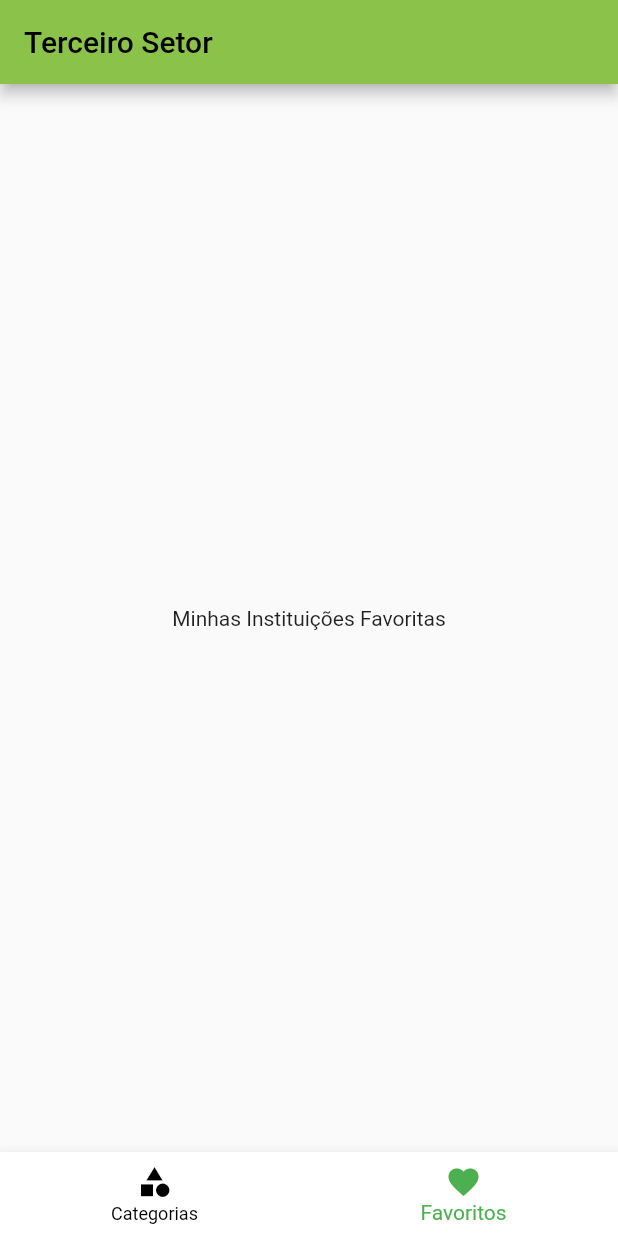
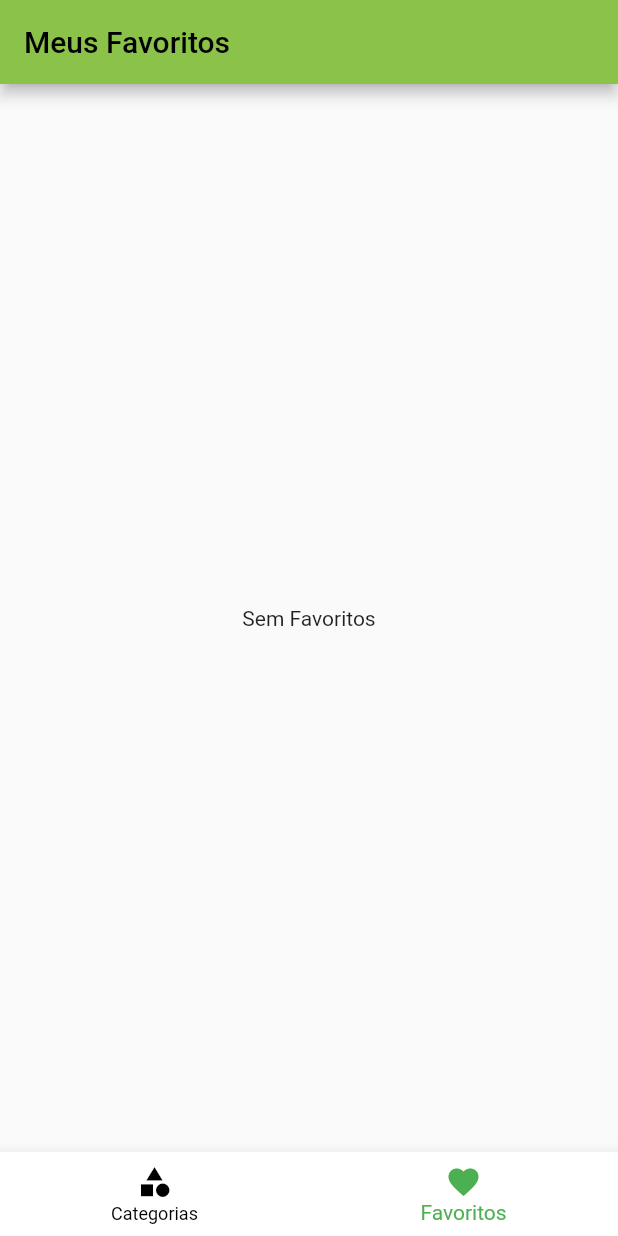
Before and after one commit to gabrielcastroo/appFlutterPDM, a Flutter app: the screen it shows after launch, item 2 of the bottom bar chosen, on a phone screen of 412 x 824 dp. Run offline on Flutter 3.47's test engine with Material 2 defaults, Android fonts, the phone set to English and light mode, and no system bars.

Commit message:
add favorite institute logic

```diff
--- a/lib/main.dart
+++ b/lib/main.dart
@@ -1,3 +1,4 @@
+import 'package:aider/models/institutes.dart';
 import 'package:aider/src/features/categories/presentation/view/page/categories_institutes_screen.dart';
 import 'package:aider/src/features/categories/presentation/view/page/categories_screen.dart';
 import 'package:aider/src/features/details/presentation/view/page/institutes_details_screen.dart';
@@ -10,10 +11,24 @@ void main() {
 }
 
 
-class MyApp extends StatelessWidget {
+class MyApp extends StatefulWidget {
   const MyApp({Key? key}) : super(key: key);
 
+  @override
+  State<MyApp> createState() => _MyAppState();
+}
+
+class _MyAppState extends State<MyApp> {
   // This widget is the root of your application.
+  List<Institutes> _favoriteInstitutes = [];
+
+  void _toggleFavorite(Institutes institutes){
+    setState(() {
+      _favoriteInstitutes.contains(institutes) ? _favoriteInstitutes.remove(institutes) : _favoriteInstitutes.add(institutes);
+    });
+  }
+
+
   @override
   Widget build(BuildContext context) {
     return MaterialApp(
@@ -31,9 +46,9 @@ class MyApp extends StatelessWidget {
         ),
       ),
       routes: {
-        AppRoutes.HOME:(context) =>const TabsScreen(),
+        AppRoutes.HOME:(context) => TabsScreen(_favoriteInstitutes),
         AppRoutes.CATEGORIES_INSTITUTES:(context) => CategoriesInstitutesScreen(),
-        AppRoutes.INSTITUTES_DETAILS:(context) => const InstituteDetailsScreen()
+        AppRoutes.INSTITUTES_DETAILS:(context) => InstituteDetailsScreen(_toggleFavorite)
       }
     );
   }
--- a/lib/src/features/details/presentation/view/page/institutes_details_screen.dart
+++ b/lib/src/features/details/presentation/view/page/institutes_details_screen.dart
@@ -3,7 +3,11 @@ import 'package:flutter/material.dart';
 import 'package:url_launcher/url_launcher.dart';
 
 class InstituteDetailsScreen extends StatelessWidget {
-  const InstituteDetailsScreen({Key? key}) : super(key: key);
+
+
+  final Function(Institutes) onToggleFavorite;
+
+  const InstituteDetailsScreen(this.onToggleFavorite);
 
   @override
   Widget build(BuildContext context) {
@@ -13,7 +17,8 @@ class InstituteDetailsScreen extends StatelessWidget {
       appBar: AppBar(
         title: Text(institute.title!),
       ),
-      body: Column(
+      body: SingleChildScrollView(
+        child: Column(
           children: <Widget>[
             // Container(
             //   height: 300,
@@ -68,6 +73,13 @@ class InstituteDetailsScreen extends StatelessWidget {
             ),
           ],
         ),
+      ),
+      floatingActionButton: FloatingActionButton(
+        child: const Icon(Icons.favorite),
+        onPressed: () {
+          onToggleFavorite(institute);
+        }
+        ),
     );
   }
 }
--- a/lib/src/features/favorites/presentation/view/page/favorite_screen.dart
+++ b/lib/src/features/favorites/presentation/view/page/favorite_screen.dart
@@ -1,12 +1,25 @@
+import 'package:aider/components/institute_item.dart';
+import 'package:aider/models/institutes.dart';
 import 'package:flutter/widgets.dart';
 
 class FavoriteScreen extends StatelessWidget {
-  const FavoriteScreen({ Key? key }) : super(key: key);
+  final List<Institutes> favoriteInstitutes;
+
+  const FavoriteScreen(this.favoriteInstitutes);
 
   @override
   Widget build(BuildContext context) {
-    return Center(
-      child: Text('Minhas Instituições Favoritas'),
-    );
+    if (favoriteInstitutes.isEmpty) {
+      return const Center(
+        child: Text('Sem Favoritos'),
+      );
+    } else {
+      return ListView.builder(
+        itemCount: favoriteInstitutes.length,
+        itemBuilder: (context, index) {
+          return InstituteItem(favoriteInstitutes[index]);
+        },
+      );
+    }
   }
 }
--- a/lib/src/features/tabs/presentation/view/page/tabs_screen.dart
+++ b/lib/src/features/tabs/presentation/view/page/tabs_screen.dart
@@ -1,27 +1,35 @@
+import 'package:aider/models/institutes.dart';
 import 'package:aider/src/features/categories/presentation/view/page/categories_screen.dart';
 import 'package:aider/src/features/favorites/presentation/view/page/favorite_screen.dart';
 import 'package:flutter/material.dart';
 
 class TabsScreen extends StatefulWidget {
-  const TabsScreen({Key? key}) : super(key: key);
+  final List<Institutes> _favoriteInstitutes;
+
+  const TabsScreen(this._favoriteInstitutes);
 
   @override
   State<TabsScreen> createState() => _TabsScreenState();
 }
 
 class _TabsScreenState extends State<TabsScreen> {
-
   int _selectedScreenIndex = 0;
 
   final List<String> _titles = [
-    'Lista de Categorias',
+    'Categorias de Instituições',
     'Meus Favoritos',
   ];
 
-  final List<Widget> _screens = [
-    CategoriesScreen(),
-    FavoriteScreen(),
-  ];
+  List<Widget> _screens = [];
+
+  @override
+  void initState() {
+    super.initState();
+    _screens = [
+      CategoriesScreen(),
+      FavoriteScreen(widget._favoriteInstitutes),
+    ];
+  }
 
   _selectScreen(int index) {
     setState(() {
@@ -33,7 +41,7 @@ class _TabsScreenState extends State<TabsScreen> {
   Widget build(BuildContext context) {
     return Scaffold(
       appBar: AppBar(
-        title: const Text('Terceiro Setor'),
+        title: Text(_titles[_selectedScreenIndex]),
       ),
       body: _screens[_selectedScreenIndex],
       bottomNavigationBar: BottomNavigationBar(
@@ -44,13 +52,9 @@ class _TabsScreenState extends State<TabsScreen> {
         currentIndex: _selectedScreenIndex,
         items: const [
           BottomNavigationBarItem(
-            icon: Icon(Icons.category),
-            label: 'Categorias'
-          ),
+              icon: Icon(Icons.category), label: 'Categorias'),
           BottomNavigationBarItem(
-            icon: Icon(Icons.favorite),
-            label: 'Favoritos'
-          ),
+              icon: Icon(Icons.favorite), label: 'Favoritos'),
         ],
       ),
     );
```
Lines whose indentation alone changed are shown as unchanged.
